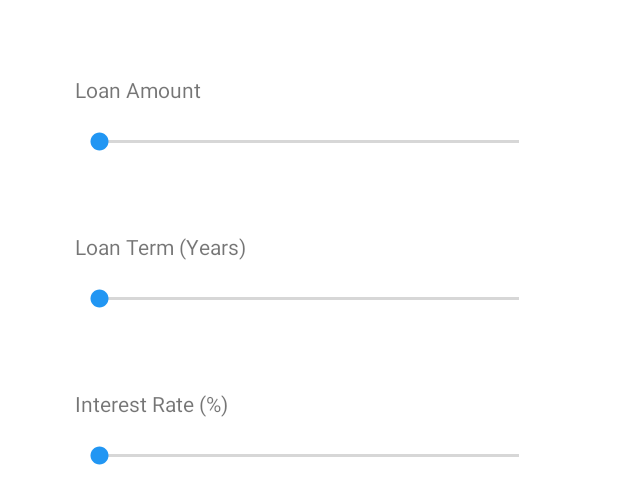
After one commit to Rudyboyy/RealEstateManager, an Android app: the layout loan_calculator_fragment.xml on its own in the app's theme, with its tools: preview values and no code run, on a phone screen of 412 x 824 dp. The commit adds this screen. Shown: the top 504 px of the screen. Run offline under Robolectric (Android 15) with nearby library versions, the phone set to English and light mode, and no system bars.

Commit message:
First scope loan calculator

```diff
--- /dev/null
+++ b/app/src/main/java/com/openclassrooms/realestatemanager/ui/loancalculator/LoanCalculatorFragment.kt
@@ -0,0 +1,15 @@
+package com.openclassrooms.realestatemanager.ui.loancalculator
+
+import kotlin.math.pow
+
+class LoanCalculatorFragment {
+
+    fun calculateLoanMonthlyPayment(loanAmount: Double, interestRate: Double, loanDurationInMonths: Int): Double {
+        val monthlyInterestRate = interestRate / 12.0
+        val numerator = loanAmount * monthlyInterestRate * (1 + monthlyInterestRate).pow(
+            loanDurationInMonths.toDouble()
+        )
+        val denominator = (1 + monthlyInterestRate).pow(loanDurationInMonths.toDouble()) - 1
+        return numerator / denominator
+    }
+}
--- /dev/null
+++ b/app/src/main/res/layout/loan_calculator_fragment.xml
@@ -0,0 +1,98 @@
+<?xml version="1.0" encoding="utf-8"?>
+<androidx.constraintlayout.widget.ConstraintLayout xmlns:android="http://schemas.android.com/apk/res/android"
+    xmlns:tools="http://schemas.android.com/tools"
+    android:layout_width="match_parent"
+    android:layout_height="match_parent"
+    xmlns:app="http://schemas.android.com/apk/res-auto">
+
+    <TextView
+        android:id="@+id/loanAmountLabel"
+        android:layout_width="0dp"
+        android:layout_height="wrap_content"
+        android:layout_marginTop="50dp"
+        android:layout_marginHorizontal="50dp"
+        app:layout_constraintTop_toTopOf="parent"
+        app:layout_constraintStart_toStartOf="parent"
+        app:layout_constraintEnd_toEndOf="parent"
+        android:text="@string/loan_amount" />
+
+    <SeekBar
+        android:id="@+id/seekBarLoanAmount"
+        android:layout_width="0dp"
+        android:layout_height="wrap_content"
+        android:layout_marginHorizontal="50dp"
+        android:layout_marginTop="16dp"
+        app:layout_constraintTop_toBottomOf="@id/loanAmountLabel"
+        app:layout_constraintStart_toStartOf="parent"
+        app:layout_constraintEnd_toEndOf="parent" />
+
+    <TextView
+        android:id="@+id/loanAmountValue"
+        android:layout_width="wrap_content"
+        android:layout_height="wrap_content"
+        android:layout_marginTop="16dp"
+        app:layout_constraintTop_toBottomOf="@id/seekBarLoanAmount"
+        app:layout_constraintStart_toStartOf="parent"
+        app:layout_constraintEnd_toEndOf="parent" />
+
+    <TextView
+        android:id="@+id/loanTermLabel"
+        android:layout_width="0dp"
+        android:layout_height="wrap_content"
+        android:layout_marginTop="16dp"
+        android:layout_marginHorizontal="50dp"
+        app:layout_constraintTop_toBottomOf="@id/loanAmountValue"
+        app:layout_constraintStart_toStartOf="parent"
+        app:layout_constraintEnd_toEndOf="parent"
+        android:text="@string/loan_term_years" />
+
+    <SeekBar
+        android:id="@+id/seekBarLoanTerm"
+        android:layout_width="0dp"
+        android:layout_height="wrap_content"
+        android:layout_marginHorizontal="50dp"
+        android:layout_marginTop="16dp"
+        app:layout_constraintTop_toBottomOf="@id/loanTermLabel"
+        app:layout_constraintStart_toStartOf="parent"
+        app:layout_constraintEnd_toEndOf="parent" />
+
+    <TextView
+        android:id="@+id/loanTermValue"
+        android:layout_width="wrap_content"
+        android:layout_height="wrap_content"
+        android:layout_marginTop="16dp"
+        app:layout_constraintTop_toBottomOf="@id/seekBarLoanTerm"
+        app:layout_constraintStart_toStartOf="parent"
+        app:layout_constraintEnd_toEndOf="parent" />
+
+    <TextView
+        android:id="@+id/interestRateLabel"
+        android:layout_width="0dp"
+        android:layout_height="wrap_content"
+        android:layout_marginTop="16dp"
+        android:layout_marginHorizontal="50dp"
+        app:layout_constraintTop_toBottomOf="@id/loanTermValue"
+        app:layout_constraintStart_toStartOf="parent"
+        app:layout_constraintEnd_toEndOf="parent"
+        android:text="@string/interest_rate" />
+
+    <SeekBar
+        android:id="@+id/seekBarInterestRate"
+        android:layout_width="0dp"
+        android:layout_height="wrap_content"
+        android:layout_marginHorizontal="50dp"
+        android:layout_marginTop="16dp"
+        app:layout_constraintTop_toBottomOf="@id/interestRateLabel"
+        app:layout_constraintStart_toStartOf="parent"
+        app:layout_constraintEnd_toEndOf="parent" />
+
+    <TextView
+        android:id="@+id/interestRateValue"
+        android:layout_width="wrap_content"
+        android:layout_height="wrap_content"
+        android:layout_marginTop="16dp"
+        app:layout_constraintTop_toBottomOf="@id/seekBarInterestRate"
+        app:layout_constraintStart_toStartOf="parent"
+        app:layout_constraintEnd_toEndOf="parent" />
+
+</androidx.constraintlayout.widget.ConstraintLayout>
--- a/app/src/main/res/values/strings.xml
+++ b/app/src/main/res/values/strings.xml
@@ -61,6 +61,9 @@
     <string name="confirmation">Confirmation</string>
     <string name="confirm">Confirm</string>
     <string name="confirmation_message">Once confirmed, the property will be marked as sold on %1$s and cannot be edited.</string>
+    <string name="interest_rate">Interest Rate (%)</string>
+    <string name="loan_term_years">Loan Term (Years)</string>
+    <string name="loan_amount">Loan Amount</string>
 
 
 </resources>
```
